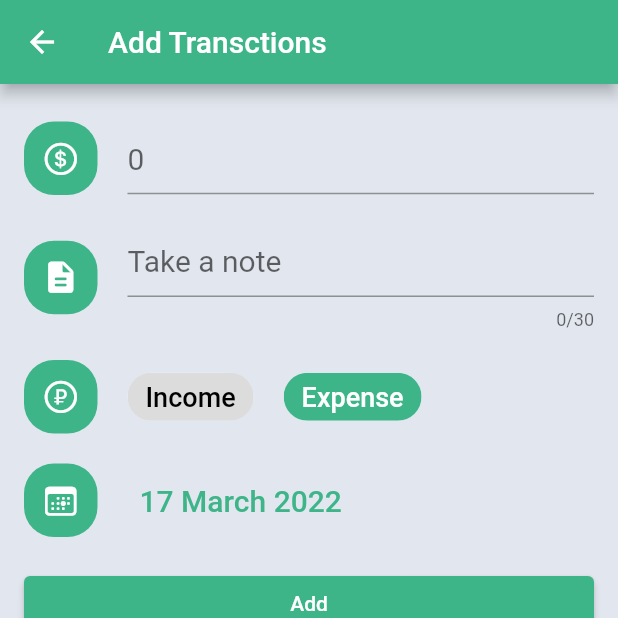
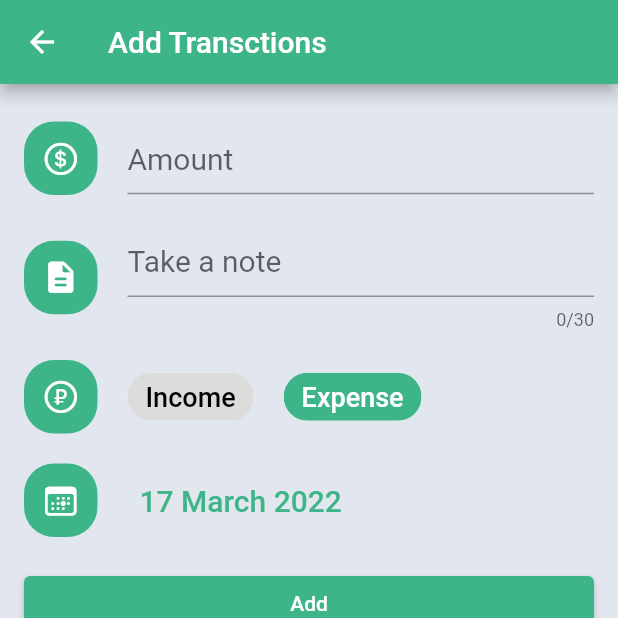
Before and after one commit to CaptainBiswa69/Money-Manager, a Flutter app: the screen it shows after launch, after a tap on an icon or button, on a phone screen of 412 x 824 dp, the top half of it. Run offline on Flutter 3.47's test engine with Material 2 defaults, Android fonts, the phone set to English and light mode, and no system bars; our stand-ins replace animated_splash_screen, hive, hive_flutter; accounts and stored records are empty; Roboto replaces fonts that are missing (customFont).

Commit message:
Money Card with database Integration Complete

```diff
--- /dev/null
+++ b/lib/controller/db_helper.dart
@@ -0,0 +1,26 @@
+import 'package:hive/hive.dart';
+
+class DbHelper {
+  late Box box;
+
+  DbHelper() {
+    openBox();
+  }
+
+  openBox() {
+    box = Hive.box("Money");
+  }
+
+  Future addData(int amount, DateTime date, String note, String type) async {
+    var values = {'amount': amount, 'date': date, 'note': note, 'type': type};
+    box.add(values);
+  }
+
+  Future<Map> fetch() {
+    if (box.values.isEmpty) {
+      return Future.value({});
+    } else {
+      return Future.value(box.toMap());
+    }
+  }
+}
--- a/lib/main.dart
+++ b/lib/main.dart
@@ -2,8 +2,12 @@ import 'package:animated_splash_screen/animated_splash_screen.dart';
 import 'package:flutter/material.dart';
 import 'package:flutter_application_3/myTheme.dart';
 import 'package:flutter_application_3/pages/homepage.dart';
+import 'package:hive_flutter/hive_flutter.dart';
+import 'package:hive/hive.dart';
 
-void main() {
+void main() async {
+  await Hive.initFlutter();
+  await Hive.openBox("Money");
   runApp(const MyApp());
 }
 
@@ -20,6 +24,6 @@ class MyApp extends StatelessWidget {
             backgroundColor: Colors.white,
             splash: Image.asset("assets/images/ManagerR.gif"),
             splashIconSize: 300,
-            nextScreen: const HomePage()));
+            nextScreen: HomePage()));
   }
 }
--- a/lib/pages/homepage.dart
+++ b/lib/pages/homepage.dart
@@ -1,25 +1,67 @@
 import 'package:flutter/cupertino.dart';
 import 'package:flutter/material.dart';
+import 'package:flutter_application_3/controller/db_helper.dart';
 import 'package:flutter_application_3/static.dart' as Static;
 import 'package:flutter_application_3/pages/transaction_add.dart';
 
-class HomePage extends StatelessWidget {
+class HomePage extends StatefulWidget {
   const HomePage({Key? key}) : super(key: key);
+
+  @override
+  State<HomePage> createState() => _HomePageState();
+}
+
+class _HomePageState extends State<HomePage> {
+  DbHelper helper = DbHelper();
+
+  int totalBalance = 0;
+
+  int totalIncome = 0;
+
+  int totalExpense = 0;
+
+  getTotalBalnace(Map entireData) {
+    totalIncome = 0;
+    totalBalance = 0;
+    totalExpense = 0;
+    entireData.forEach((key, value) {
+      if (value['type'] == "Income") {
+        totalBalance += value['amount'] as int;
+        totalIncome += value['amount'] as int;
+      }
+      if (value['type'] == "Expense") {
+        totalBalance = totalBalance - value['amount'] as int;
+        totalExpense += value['amount'] as int;
+      }
+    });
+  }
 
   @override
   Widget build(BuildContext context) {
     return Scaffold(
       appBar: AppBar(
-        title: const Text(
-          "Money Manager",
-          style: TextStyle(color: Colors.white),
-        ),
-      ),
+          title: const Text(
+            "Money Manager",
+            style: TextStyle(color: Colors.white),
+          ),
+          actions: [
+            IconButton(
+              icon: const Icon(
+                Icons.settings,
+                color: Colors.white,
+              ),
+              onPressed: () {},
+            ),
+          ]),
       backgroundColor: const Color(0xffe2e7ef),
       floatingActionButton: FloatingActionButton(
         onPressed: () {
-          Navigator.of(context).push(
-              MaterialPageRoute(builder: (context) => const AddTransaction()));
+          Navigator.of(context)
+              .push(MaterialPageRoute(
+                  builder: (context) => const AddTransaction()))
+              .whenComplete(() {
+            setState(() {});
+          });
         },
         child: const Icon(
           CupertinoIcons.add,
@@ -27,7 +69,146 @@ class HomePage extends StatelessWidget {
         ),
         backgroundColor: Static.PrimaryColor,
       ),
-      body: const Center(child: Text("No Data")),
+      body: FutureBuilder<Map>(
+          future: helper.fetch(),
+          builder: (context, snapshot) {
+            if (snapshot.hasError) {
+              return const Center(
+                child: Text("Unxpected error!"),
+              );
+            }
+            if (snapshot.hasData) {
+              if (snapshot.data!.isEmpty) {
+                return const Center(child: Text("No Data"));
+              }
+              getTotalBalnace(snapshot.data!);
+              return ListView(
+                children: [
+                  Padding(
+                    padding: const EdgeInsets.all(8.0),
+                    child: Container(
+                      padding: const EdgeInsets.all(16.0),
+                      decoration: BoxDecoration(
+                          borderRadius: BorderRadius.circular(16.0),
+                          gradient: const LinearGradient(colors: [
+                            Static.PrimaryColor,
+                            Colors.greenAccent
+                          ])),
+                      child: Column(
+                        children: [
+                          const Text(
+                            "Total Balance",
+                            style: TextStyle(
+                                color: Colors.white,
+                                fontSize: 24.0,
+                                fontWeight: FontWeight.bold),
+                          ),
+                          Padding(
+                            padding: const EdgeInsets.all(8.0),
+                            child: Text(
+                              "Rs $totalBalance",
+                              style: const TextStyle(
+                                  color: Colors.white,
+                                  fontSize: 20.0,
+                                  fontWeight: FontWeight.bold),
+                            ),
+                          ),
+                          const SizedBox(
+                            height: 20,
+                          ),
+                          Row(
+                            mainAxisAlignment: MainAxisAlignment.spaceBetween,
+                            children: [
+                              incomeCard(totalIncome.toString()),
+                              expenseCard(totalExpense.toString())
+                            ],
+                          )
+                        ],
+                      ),
+                    ),
+                  )
+                ],
+              );
+            } else {
+              return const Center(
+                child: Text("Unxpected error!"),
+              );
+            }
+          }),
     );
   }
 }
+
+Widget incomeCard(String value) {
+  return Row(
+    children: [
+      Container(
+        decoration:
+            const BoxDecoration(shape: BoxShape.circle, color: Colors.white70),
+        padding: const EdgeInsets.all(12.0),
+        child: const Icon(
+          CupertinoIcons.arrow_down,
+          color: Colors.green,
+          size: 24,
+        ),
+      ),
+      const SizedBox(
+        width: 10,
+      ),
+      Column(
+        crossAxisAlignment: CrossAxisAlignment.start,
+        children: [
+          const Text(
+            "Income",
+            style: TextStyle(
+                color: Colors.white, fontWeight: FontWeight.bold, fontSize: 18),
+          ),
+          const SizedBox(
+            height: 5,
+          ),
+          Text(
+            value,
+            style: const TextStyle(color: Colors.white, fontSize: 16),
+          )
+        ],
+      ),
+    ],
+  );
+}
+
+Widget expenseCard(String value) {
+  return Row(
+    children: [
+      Container(
+        decoration:
+            const BoxDecoration(shape: BoxShape.circle, color: Colors.white70),
+        padding: const EdgeInsets.all(12.0),
+        child: const Icon(
+          CupertinoIcons.arrow_up,
+          color: Colors.red,
+          size: 24,
+        ),
+      ),
+      const SizedBox(
+        width: 10,
+      ),
+      Column(
+        crossAxisAlignment: CrossAxisAlignment.start,
+        children: [
+          const Text(
+            "Expense",
+            style: TextStyle(
+                color: Colors.white, fontWeight: FontWeight.bold, fontSize: 18),
+          ),
+          const SizedBox(
+            height: 5,
+          ),
+          Text(
+            value,
+            style: const TextStyle(color: Colors.white, fontSize: 16),
+          )
+        ],
+      ),
+    ],
+  );
+}
--- a/lib/pages/transaction_add.dart
+++ b/lib/pages/transaction_add.dart
@@ -1,6 +1,7 @@
 import 'package:flutter/cupertino.dart';
 import 'package:flutter/material.dart';
 import 'package:flutter/services.dart';
+import 'package:flutter_application_3/controller/db_helper.dart';
 import 'package:flutter_application_3/static.dart' as Static;
 
 class AddTransaction extends StatefulWidget {
@@ -30,11 +31,13 @@ class _AddTransactionState extends State<AddTransaction> {
     "December"
   ];
   Future<void> _selectedDate(BuildContext context) async {
-    final DateTime picked = await showDatePicker(
-        context: context,
-        initialDate: selectedDate,
-        firstDate: DateTime(2019, 1),
-        lastDate: DateTime(2100, 12)) as DateTime;
+    var showDatePicker2 = showDatePicker(
+      context: context,
+      initialDate: selectedDate,
+      firstDate: DateTime(2019, 1),
+      lastDate: DateTime(2100, 12),
+    );
+    final DateTime? picked = await showDatePicker2;
 
     if (picked != null && picked != selectedDate) {
       setState(() {
@@ -75,7 +78,7 @@ class _AddTransactionState extends State<AddTransaction> {
               ),
               Expanded(
                 child: TextField(
-                  decoration: const InputDecoration(hintText: "0"),
+                  decoration: const InputDecoration(hintText: "Amount"),
                   style: const TextStyle(fontSize: 20),
                   inputFormatters: [
                     FilteringTextInputFormatter.digitsOnly,
@@ -212,8 +215,12 @@ class _AddTransactionState extends State<AddTransaction> {
             height: 20,
           ),
           ElevatedButton(
-              onPressed: () {
-                print(type);
+              onPressed: () async {
+                if (amount != null && note.isNotEmpty) {
+                  DbHelper helper = DbHelper();
+                  await helper.addData(amount!, selectedDate, note, type);
+                }
+                Navigator.of(context).pop();
               },
               child: const Text(
                 "Add",
```
